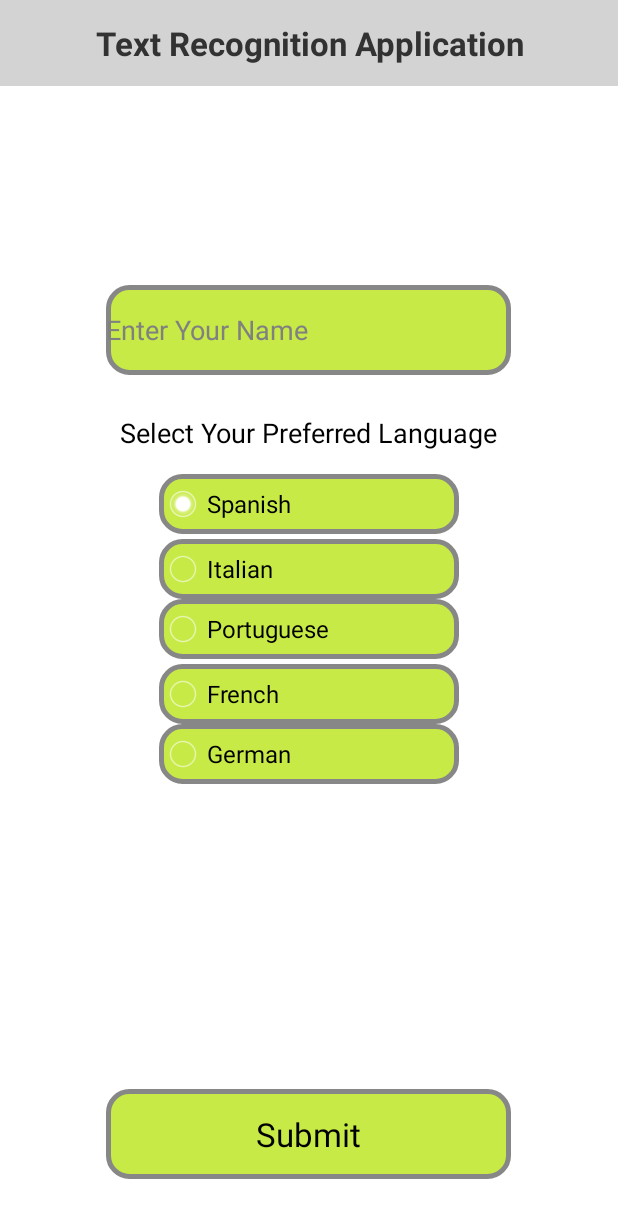
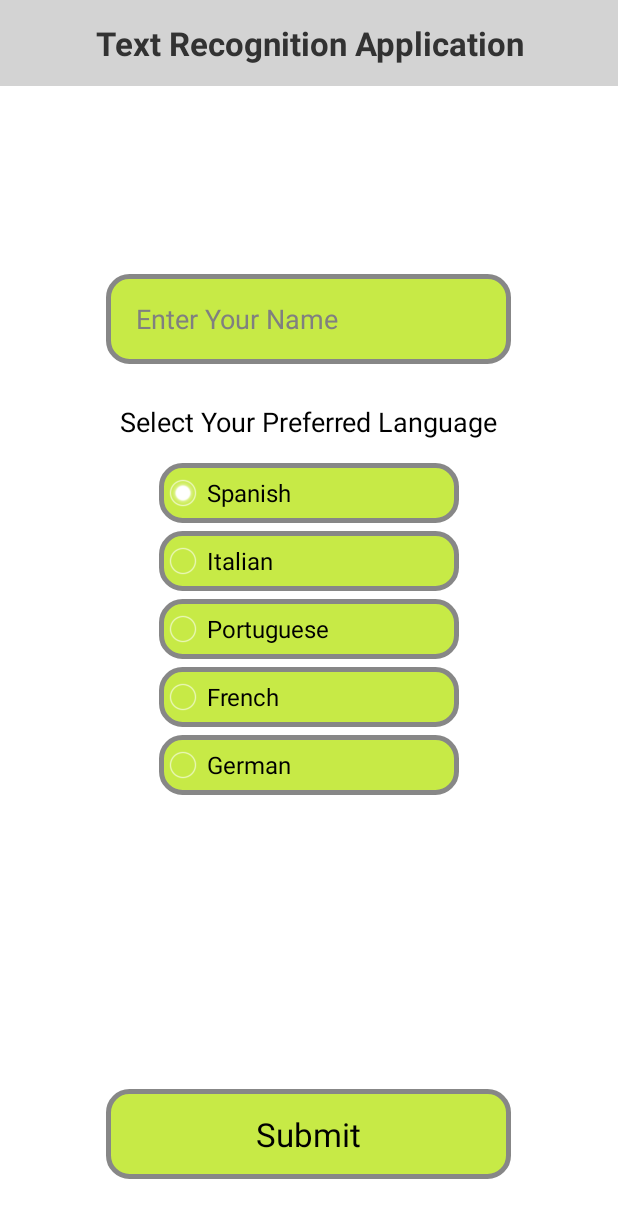
Before and after one commit to kulkarni-sameer/AWProject, an Android app: the screen it shows after launch (AboutScreen), after a tap on "Enter", on a phone screen of 412 x 824 dp. Shown: the top 1218 px of the screen. Run offline under Robolectric (Android 15) with nearby library versions, the phone set to English and light mode, and no system bars.

Commit message:
rectify alignment

```diff
--- a/app/src/main/res/layout/about_screen.xml
+++ b/app/src/main/res/layout/about_screen.xml
@@ -22,6 +22,7 @@
         android:id="@+id/UserNameText"
         android:layout_width="wrap_content"
         android:layout_height="wrap_content"
+        android:layout_marginTop="10dp"
 
         android:layout_above="@+id/LevelExpertise"
         android:layout_alignLeft="@+id/button_submit"
@@ -30,6 +31,7 @@
         android:background="@drawable/button_background"
         android:ems="10"
         android:textColor="@color/black"
+        android:paddingLeft="20dp"
         android:hint="@string/userNameText"
         android:inputType="textPersonName" />
     <TextView
@@ -81,7 +83,7 @@
             android:id="@+id/Italian"
             android:layout_width="200dp"
             android:layout_height="40dp"
-            android:layout_marginTop="3dp"
+            android:layout_marginTop="5dp"
             android:background="@drawable/button_background"
             android:buttonTint="@color/white"
             android:text="@string/radiobuttonItalian"
@@ -92,6 +94,7 @@
             android:id="@+id/Portuguese"
             android:layout_width="200dp"
             android:layout_height="40dp"
+            android:layout_marginTop="5dp"
             android:background="@drawable/button_background"
             android:buttonTint="@color/white"
             android:text="@string/radiobuttonPortuguese"
@@ -101,7 +104,7 @@
             android:id="@+id/French"
             android:layout_width="200dp"
             android:layout_height="40dp"
-            android:layout_marginTop="3dp"
+            android:layout_marginTop="5dp"
             android:background="@drawable/button_background"
             android:buttonTint="@color/white"
             android:text="@string/radiobuttonFrench"
@@ -111,6 +114,7 @@
             android:id="@+id/German"
             android:layout_width="200dp"
             android:layout_height="40dp"
+            android:layout_marginTop="5dp"
             android:background="@drawable/button_background"
             android:buttonTint="@color/white"
             android:text="@string/radiobuttonGerman"
```
